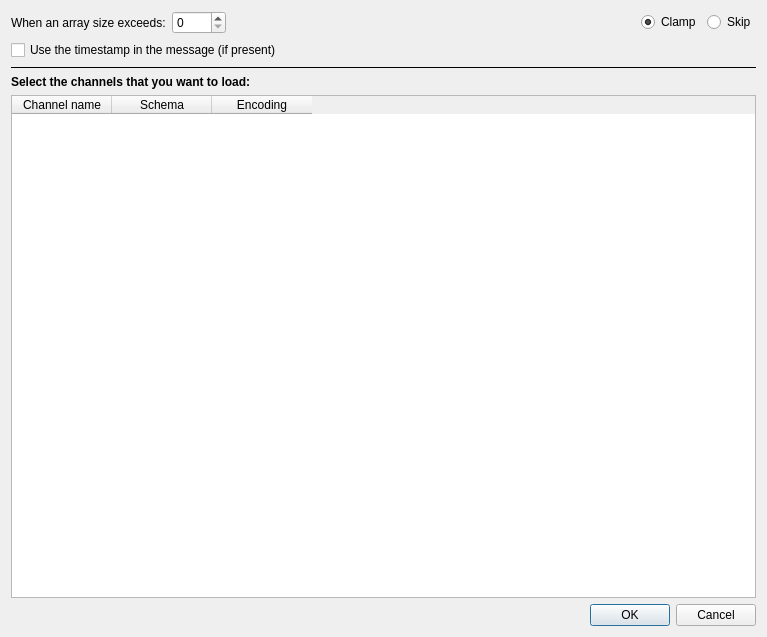
Before: the Qt Designer form plotjuggler_plugins/DataLoadMCAP/dialog_mcap.ui in ros2-gbp/plotjuggler-release, drawn with Qt 5.
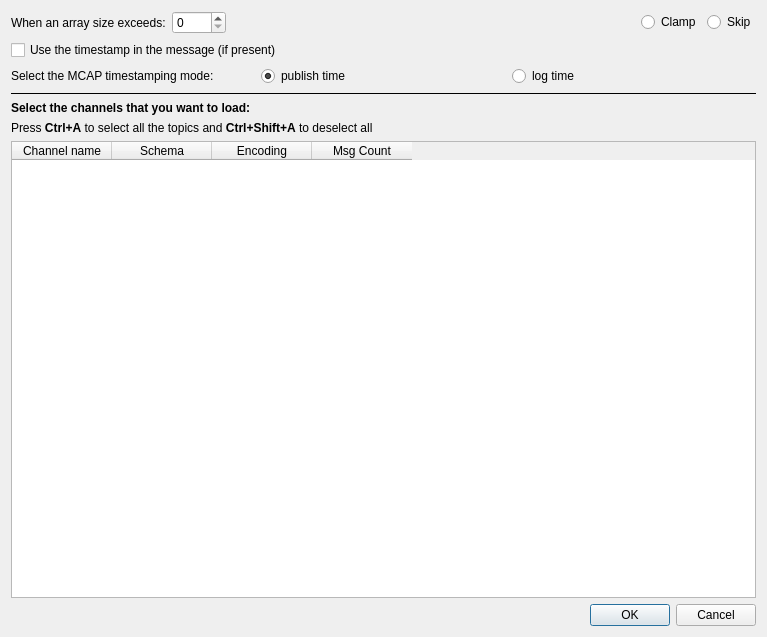
After: the same form once the commit is applied.

```diff
--- a/plotjuggler_plugins/DataLoadMCAP/dialog_mcap.ui
+++ b/plotjuggler_plugins/DataLoadMCAP/dialog_mcap.ui
@@ -72,6 +72,40 @@
      </property>
     </widget>
    </item>
+   <item>
+    <layout class="QHBoxLayout" name="horizontalLayout_1">
+     <item>
+      <widget class="QLabel" name="label_3">
+       <property name="text">
+        <string>Select the MCAP timestamping mode:</string>
+       </property>
+      </widget>
+     </item>
+     <item>
+      <widget class="QRadioButton" name="radioPubTime">
+       <property name="text">
+        <string>publish time</string>
+       </property>
+       <property name="checked">
+        <bool>true</bool>
+       </property>
+       <attribute name="buttonGroup">
+        <string notr="true">buttonGroup</string>
+       </attribute>
+      </widget>
+     </item>
+     <item>
+      <widget class="QRadioButton" name="radioLogTime">
+       <property name="text">
+        <string>log time</string>
+       </property>
+       <attribute name="buttonGroup">
+        <string notr="true">buttonGroup</string>
+       </attribute>
+      </widget>
+     </item>
+    </layout>
+   </item>
    <item>
     <widget class="Line" name="line">
      <property name="frameShadow">
@@ -86,6 +120,7 @@
     <widget class="QLabel" name="label">
      <property name="font">
       <font>
+       <weight>75</weight>
        <bold>true</bold>
       </font>
      </property>
@@ -94,6 +129,13 @@
      </property>
     </widget>
    </item>
+   <item>
+    <widget class="QLabel" name="label_4">
+     <property name="text">
+      <string>&lt;html&gt;&lt;head/&gt;&lt;body&gt;&lt;p&gt;Press &lt;span style=&quot; font-weight:600;&quot;&gt;Ctrl+A&lt;/span&gt; to select all the topics and &lt;span style=&quot; font-weight:600;&quot;&gt;Ctrl+Shift+A&lt;/span&gt; to deselect all&lt;/p&gt;&lt;/body&gt;&lt;/html&gt;</string>
+     </property>
+    </widget>
+   </item>
    <item>
     <widget class="QTableWidget" name="tableWidget">
      <property name="editTriggers">
@@ -109,7 +151,7 @@
       <bool>true</bool>
      </property>
      <property name="columnCount">
-      <number>3</number>
+      <number>4</number>
      </property>
      <attribute name="verticalHeaderVisible">
       <bool>false</bool>
@@ -129,6 +171,11 @@
        <string>Encoding</string>
       </property>
      </column>
+     <column>
+      <property name="text">
+       <string>Msg Count</string>
+      </property>
+     </column>
     </widget>
    </item>
    <item>
```
Left out of the diff: 3 changed lines with no effect on the pictures.
